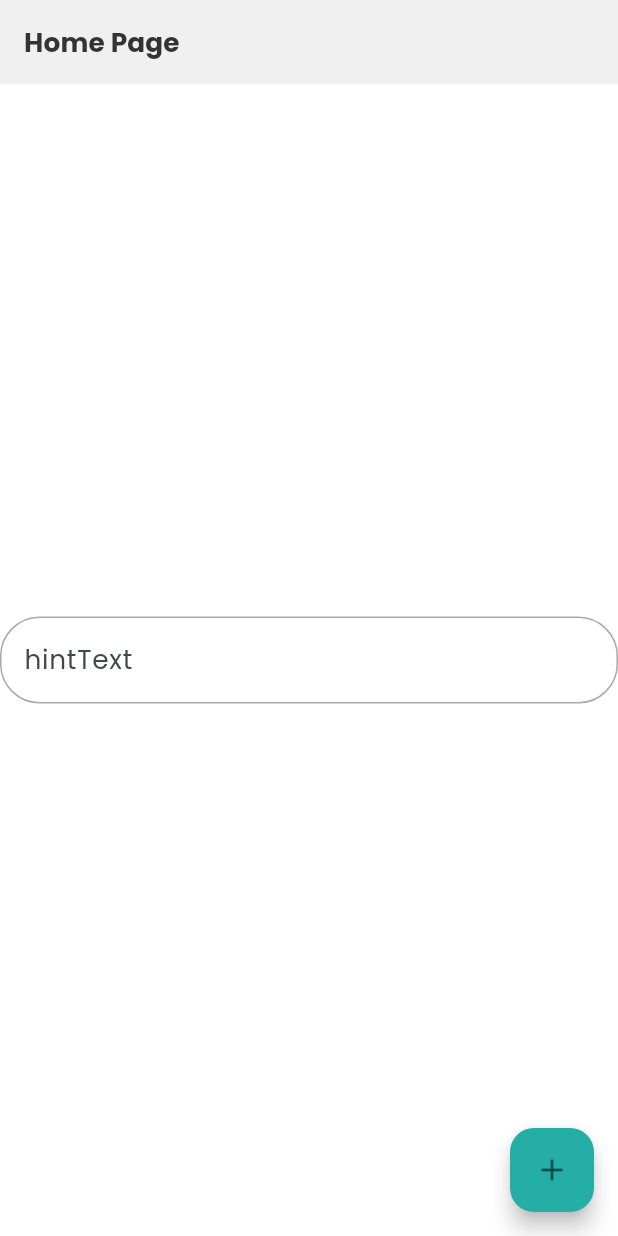
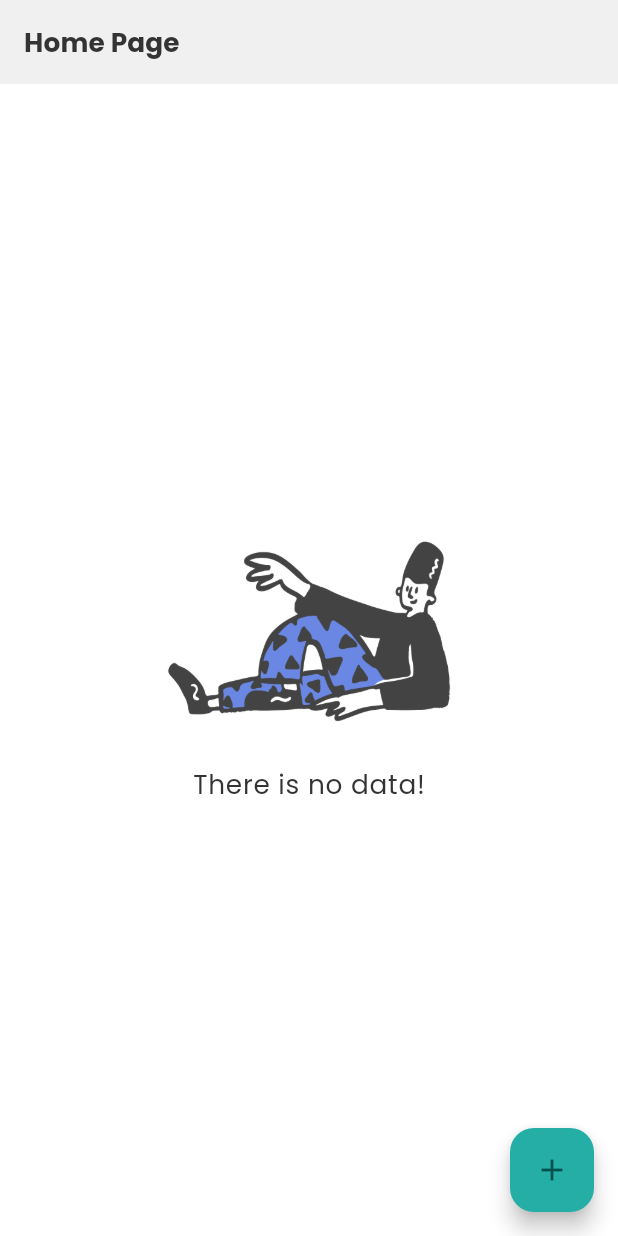
Before and after one commit to smith8h/flutter-mvvm-template, a Flutter app: the screen it shows after launch, on a phone screen of 412 x 824 dp. Run offline on Flutter 3.47's test engine with Material 3 defaults, Android fonts, the phone set to English and light mode, and no system bars; our stand-ins replace awesome_snackbar_content, dio, flutter_screenutil, get, hive_flutter, internet_connection_checker and 1 more; missing offline and left inert: signalr_core; accounts and stored records are empty.

Commit message:
feat: Add NoDataWidget

```diff
--- a/lib/core/constants/strings.dart
+++ b/lib/core/constants/strings.dart
@@ -9,10 +9,7 @@ class Strings {
 
   // ? routes
   static const String pageMain = '/';
-  static const String pageHome = '/home';
-  static const String pageMap = '/map';
-  static const String pageTask = '/task';
 
   // ? assets images and icons
-  static const String assetsPin = "assets/pin.png";
+  static const String imageSittingDoodle = "assets/images/sitting_doodle.png";
 }
--- a/lib/pages/home.dart
+++ b/lib/pages/home.dart
@@ -2,6 +2,7 @@ import 'package:flutter/material.dart';
 import 'package:widgets/core/constants/themes.dart';
 import 'package:widgets/core/utils/print_value.dart';
 import 'package:widgets/repository/user_repository.dart';
+import 'package:widgets/widgets/no_data_widget.dart';
 import 'package:widgets/widgets/text_input.dart';
 
 class HomePage extends StatefulWidget {
@@ -21,12 +22,7 @@ class _HomePageState extends State<HomePage> {
   Widget build(BuildContext context) {
     return Scaffold(
       appBar: AppBar(title: Text('Home Page', style: textStyles.titleSmall)),
-      body: Center(
-        child: Column(
-          mainAxisAlignment: MainAxisAlignment.center,
-          children: [TextInput(controller: TextEditingController(), hintText: 'hintText')],
-        ),
-      ),
+      body: Center(child: Column(mainAxisAlignment: MainAxisAlignment.center, children: [NoDataWidget()])),
       floatingActionButton: FloatingActionButton(onPressed: _requestWithDio, tooltip: 'Increment', child: const Icon(Icons.add)),
     );
   }
--- /dev/null
+++ b/lib/widgets/no_data_widget.dart
@@ -0,0 +1,21 @@
+import 'package:flutter/material.dart';
+import 'package:flutter_screenutil/flutter_screenutil.dart';
+import 'package:widgets/core/constants/strings.dart';
+import 'package:widgets/core/constants/themes.dart';
+
+class NoDataWidget extends StatelessWidget {
+  const NoDataWidget({super.key});
+
+  @override
+  Widget build(context) {
+    return Center(
+      child: Column(
+        children: [
+          Image.asset(Strings.imageSittingDoodle, width: .5.sw),
+          12.verticalSpace,
+          Text('There is no data!', style: textStyles.bodyLarge),
+        ],
+      ),
+    );
+  }
+}
```
Also changed, not shown: assets/images/sitting_doodle.png (added).
